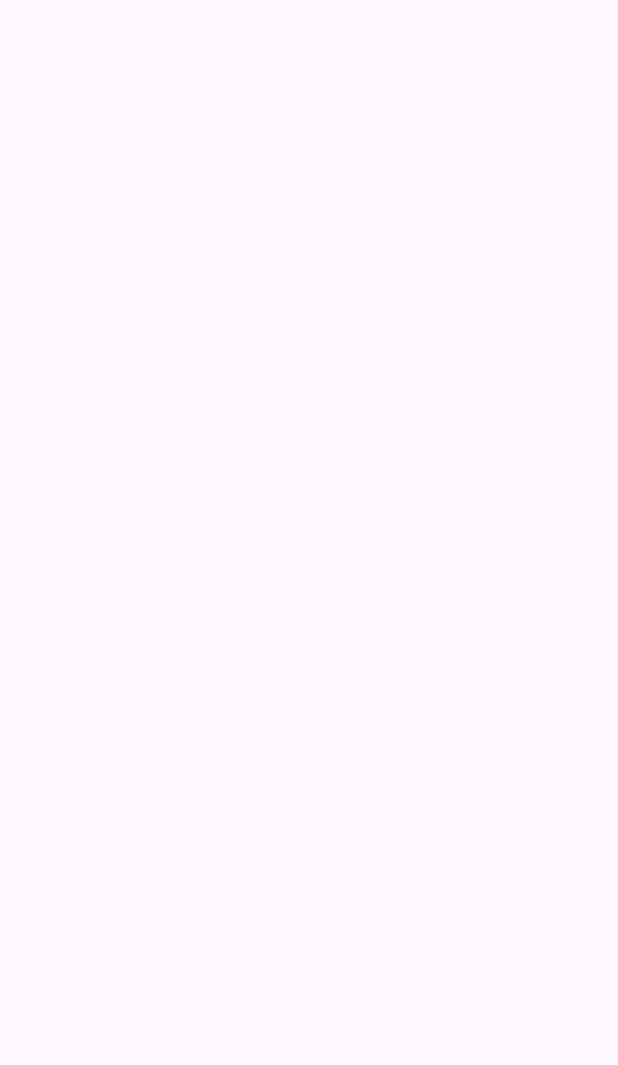
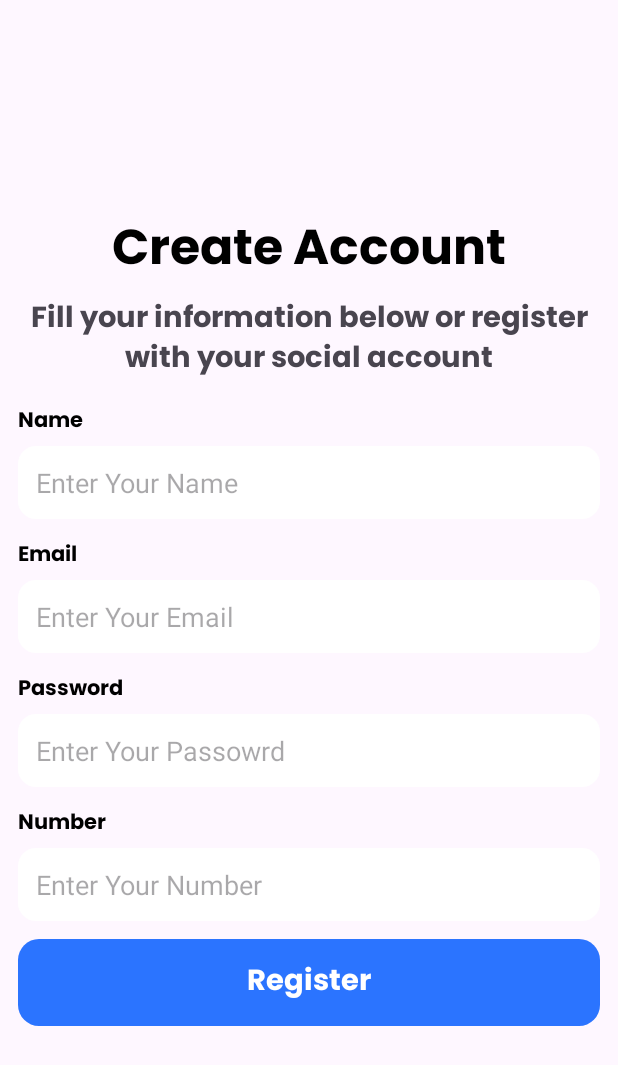
Before and after one commit to Amaan778/HotelBookingCustomer, an Android app: the RegisterActivity screen opened directly, with no data from a screen before it, on a phone screen of 412 x 824 dp. Before the commit the part shown is empty. Shown: the top 1065 px of the screen. Run offline under Robolectric (Android 15) with nearby library versions, the phone set to English and light mode, and no system bars; our stand-ins replace sdp/ssp sizes.

Commit message:
Hotel Booking Customer

```diff
--- a/app/src/main/java/com/app/hotelbookingcustomer/auth/RegisterActivity.kt
+++ b/app/src/main/java/com/app/hotelbookingcustomer/auth/RegisterActivity.kt
@@ -10,12 +10,6 @@ import com.app.hotelbookingcustomer.R
 class RegisterActivity : AppCompatActivity() {
     override fun onCreate(savedInstanceState: Bundle?) {
         super.onCreate(savedInstanceState)
-        enableEdgeToEdge()
         setContentView(R.layout.activity_register)
-        ViewCompat.setOnApplyWindowInsetsListener(findViewById(R.id.main)) { v, insets ->
-            val systemBars = insets.getInsets(WindowInsetsCompat.Type.systemBars())
-            v.setPadding(systemBars.left, systemBars.top, systemBars.right, systemBars.bottom)
-            insets
-        }
     }
 }
--- a/app/src/main/res/layout/activity_register.xml
+++ b/app/src/main/res/layout/activity_register.xml
@@ -1,10 +1,136 @@
 <?xml version="1.0" encoding="utf-8"?>
-<androidx.constraintlayout.widget.ConstraintLayout xmlns:android="http://schemas.android.com/apk/res/android"
+<LinearLayout
+    xmlns:android="http://schemas.android.com/apk/res/android"
     xmlns:app="http://schemas.android.com/apk/res-auto"
     xmlns:tools="http://schemas.android.com/tools"
-    android:id="@+id/main"
+    android:orientation="vertical"
+    android:gravity="center"
     android:layout_width="match_parent"
     android:layout_height="match_parent"
     tools:context=".auth.RegisterActivity">
 
-</androidx.constraintlayout.widget.ConstraintLayout>
+    <ScrollView
+        android:layout_width="match_parent"
+        android:layout_height="wrap_content">
+
+        <LinearLayout
+            android:layout_width="match_parent"
+            android:layout_height="wrap_content"
+            android:orientation="vertical">
+
+            <TextView
+                android:layout_width="match_parent"
+                android:layout_height="wrap_content"
+                android:text="Create Account"
+                android:textSize="@dimen/_25sdp"
+                android:fontFamily="@font/poppins"
+                android:textColor="@color/black"
+                android:gravity="center"
+                android:layout_marginHorizontal="@dimen/_9sdp"
+                android:layout_marginTop="@dimen/_9sdp"/>
+
+            <TextView
+                android:layout_width="match_parent"
+                android:layout_height="wrap_content"
+                android:text="@string/register_tagline"
+                android:textSize="@dimen/_15sdp"
+                android:fontFamily="@font/poppins"
+                android:layout_marginHorizontal="@dimen/_9sdp"
+                android:gravity="center"/>
+
+            <TextView
+                android:layout_width="match_parent"
+                android:layout_height="wrap_content"
+                android:text="Name"
+                android:fontFamily="@font/poppins"
+                android:textColor="@color/black"
+                android:layout_marginTop="@dimen/_9sdp"
+                android:layout_marginHorizontal="@dimen/_9sdp"/>
+
+            <EditText
+                android:id="@+id/name"
+                android:layout_width="match_parent"
+                android:layout_height="wrap_content"
+                android:background="@drawable/box"
+                android:hint="Enter Your Name"
+                android:layout_marginHorizontal="@dimen/_9sdp"
+                android:layout_marginTop="@dimen/_3sdp"
+                android:padding="@dimen/_9sdp" />
+
+            <TextView
+                android:layout_width="match_parent"
+                android:layout_height="wrap_content"
+                android:text="Email"
+                android:fontFamily="@font/poppins"
+                android:textColor="@color/black"
+                android:layout_marginTop="@dimen/_9sdp"
+                android:layout_marginHorizontal="@dimen/_9sdp"/>
+
+            <EditText
+                android:id="@+id/email"
+                android:layout_width="match_parent"
+                android:layout_height="wrap_content"
+                android:background="@drawable/box"
+                android:hint="Enter Your Email"
+                android:layout_marginHorizontal="@dimen/_9sdp"
+                android:layout_marginTop="@dimen/_3sdp"
+                android:padding="@dimen/_9sdp" />
+
+            <TextView
+                android:layout_width="match_parent"
+                android:layout_height="wrap_content"
+                android:text="Password"
+                android:fontFamily="@font/poppins"
+                android:textColor="@color/black"
+                android:layout_marginTop="@dimen/_9sdp"
+                android:layout_marginHorizontal="@dimen/_9sdp"/>
+
+            <EditText
+                android:id="@+id/password"
+                android:layout_width="match_parent"
+                android:layout_height="wrap_content"
+                android:background="@drawable/box"
+                android:hint="Enter Your Passowrd"
+                android:layout_marginHorizontal="@dimen/_9sdp"
+                android:layout_marginTop="@dimen/_3sdp"
+                android:padding="@dimen/_9sdp" />
+
+            <TextView
+                android:layout_width="match_parent"
+                android:layout_height="wrap_content"
+                android:text="Number"
+                android:fontFamily="@font/poppins"
+                android:textColor="@color/black"
+                android:layout_marginTop="@dimen/_9sdp"
+                android:layout_marginHorizontal="@dimen/_9sdp"/>
+
+            <EditText
+                android:id="@+id/number"
+                android:layout_width="match_parent"
+                android:layout_height="wrap_content"
+                android:background="@drawable/box"
+                android:inputType="number"
+                android:hint="Enter Your Number"
+                android:layout_marginHorizontal="@dimen/_9sdp"
+                android:layout_marginTop="@dimen/_3sdp"
+                android:padding="@dimen/_9sdp" />
+
+            <TextView
+                android:id="@+id/submit"
+                android:layout_width="match_parent"
+                android:layout_height="wrap_content"
+                android:background="@drawable/button"
+                android:text="Register"
+                android:textSize="@dimen/_15sdp"
+                android:textColor="@color/white"
+                android:fontFamily="@font/poppins"
+                android:layout_margin="@dimen/_9sdp"
+                android:gravity="center"
+                android:padding="@dimen/_9sdp"/>
+
+        </LinearLayout>
+
+    </ScrollView>
+
+
+</LinearLayout>
```
